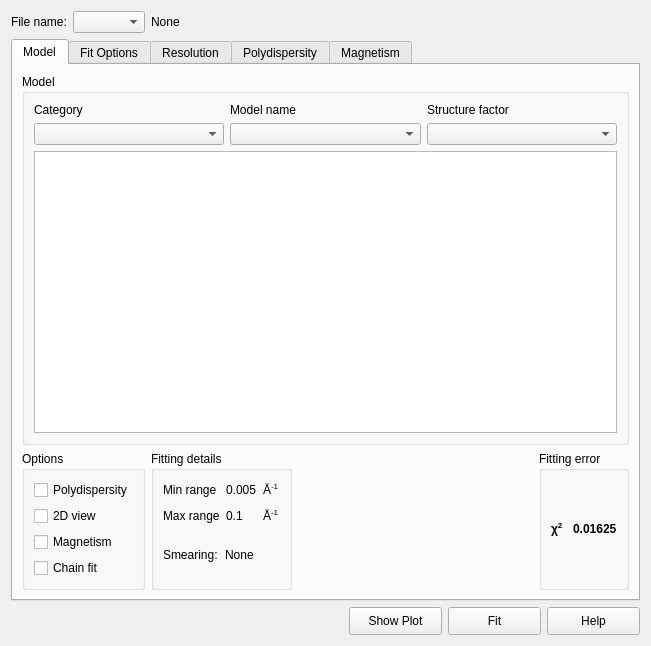
Before: the Qt Designer form src/sas/qtgui/Perspectives/Fitting/UI/FittingWidgetUI.ui in SasView/sasview, drawn with Qt 5.
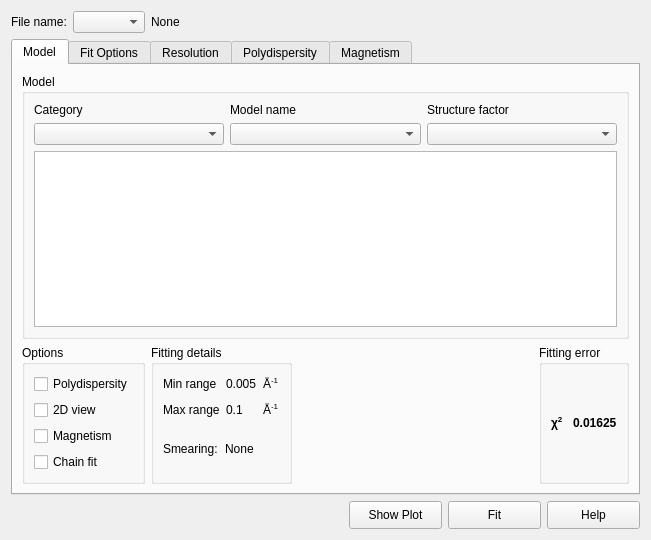
After: the same form once the commit is applied.

Commit message: Modified initial vertical sizing of the Fitting Widget SASVIEW-1098

Patch:
```diff
--- a/src/sas/qtgui/Perspectives/Fitting/UI/FittingWidgetUI.ui
+++ b/src/sas/qtgui/Perspectives/Fitting/UI/FittingWidgetUI.ui
@@ -7,7 +7,7 @@
     <x>0</x>
     <y>0</y>
     <width>651</width>
-    <height>646</height>
+    <height>540</height>
    </rect>
   </property>
   <property name="sizePolicy">
```
